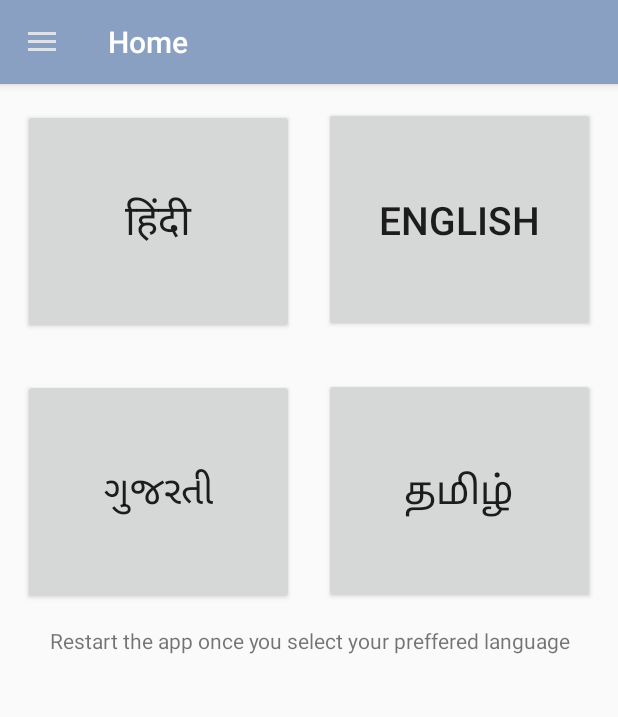
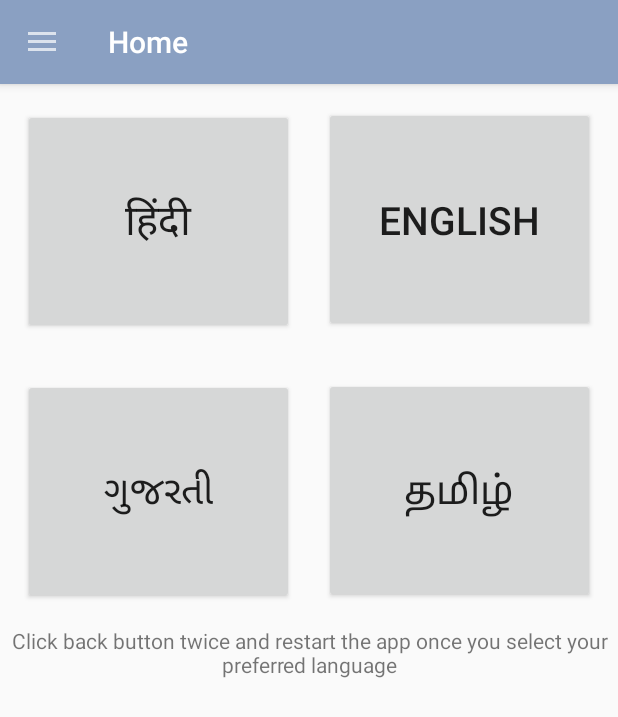
Before and after one commit to Pranavjain23/CyberSecurity, an Android app: the fragment Language placed in its activity, on a phone screen of 412 x 824 dp. Shown: the top 717 px of the screen. Run offline under Robolectric (Android 15) with nearby library versions, the phone set to English and light mode, and no system bars.

Commit message:
language changes

```diff
--- a/app/src/main/res/layout/fragment_language.xml
+++ b/app/src/main/res/layout/fragment_language.xml
@@ -69,7 +69,9 @@
             android:layout_width="match_parent"
             android:layout_height="wrap_content"
             android:textAlignment="center"
-            android:text="Restart the app once you select your preffered language"/>
+            android:paddingLeft="5dp"
+            android:paddingRight="5dp"
+            android:text="Click back button twice and restart the app once you select your preferred language"/>
     </LinearLayout>
 
 
```
